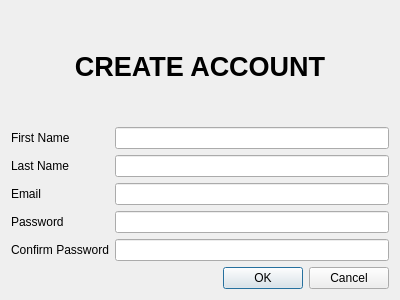
jacksodl23/cs-205-pet-adoption, file breadnbutter/gui/createaccount.ui: the form before one commit.
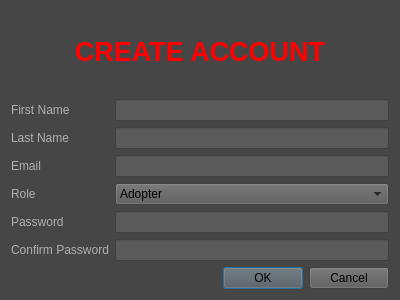
The form after the commit.

Commit message: Updated color scheme and worked on pet display

Diff of the .ui file:
```diff
--- a/breadnbutter/gui/createaccount.ui
+++ b/breadnbutter/gui/createaccount.ui
@@ -13,6 +13,9 @@
   <property name="windowTitle">
    <string>Dialog</string>
   </property>
+  <property name="styleSheet">
+   <string notr="true">background-color: rgb(70, 70, 70);</string>
+  </property>
   <layout class="QVBoxLayout" name="verticalLayout">
    <item>
     <widget class="QLabel" name="createLabel">
@@ -24,7 +27,7 @@
       </font>
      </property>
      <property name="text">
-      <string>CREATE ACCOUNT</string>
+      <string>&lt;b&gt;&lt;font color=red&gt;CREATE ACCOUNT&lt;font&gt;&lt;/b&gt;</string>
      </property>
      <property name="alignment">
       <set>Qt::AlignCenter</set>
@@ -35,58 +38,130 @@
     <layout class="QFormLayout" name="formLayout">
      <item row="0" column="0">
       <widget class="QLabel" name="firstNameLabel">
+       <property name="styleSheet">
+        <string notr="true">color: rgb(176, 175, 177);</string>
+       </property>
        <property name="text">
         <string>First Name</string>
        </property>
       </widget>
      </item>
      <item row="0" column="1">
-      <widget class="QLineEdit" name="firstNameField"/>
+      <widget class="QLineEdit" name="firstNameField">
+       <property name="styleSheet">
+        <string notr="true">background-color: rgb(90, 90, 90);</string>
+       </property>
+      </widget>
      </item>
      <item row="1" column="0">
       <widget class="QLabel" name="lastNameLabel">
+       <property name="styleSheet">
+        <string notr="true">color: rgb(176, 175, 177);</string>
+       </property>
        <property name="text">
         <string>Last Name</string>
        </property>
       </widget>
      </item>
      <item row="1" column="1">
-      <widget class="QLineEdit" name="lastNameField"/>
+      <widget class="QLineEdit" name="lastNameField">
+       <property name="styleSheet">
+        <string notr="true">background-color: rgb(90, 90, 90);</string>
+       </property>
+      </widget>
      </item>
      <item row="2" column="0">
       <widget class="QLabel" name="emailLabel">
+       <property name="styleSheet">
+        <string notr="true">color: rgb(176, 175, 177);</string>
+       </property>
        <property name="text">
         <string>Email</string>
        </property>
       </widget>
      </item>
      <item row="2" column="1">
-      <widget class="QLineEdit" name="emailField"/>
+      <widget class="QLineEdit" name="emailField">
+       <property name="styleSheet">
+        <string notr="true">background-color: rgb(90, 90, 90);</string>
+       </property>
+      </widget>
      </item>
      <item row="3" column="0">
-      <widget class="QLabel" name="passwordLabel">
+      <widget class="QLabel" name="emailLabel_2">
+       <property name="styleSheet">
+        <string notr="true">color: rgb(176, 175, 177);</string>
+       </property>
        <property name="text">
-        <string>Password</string>
+        <string>Role</string>
        </property>
       </widget>
      </item>
      <item row="3" column="1">
-      <widget class="QLineEdit" name="passwordField"/>
+      <widget class="QComboBox" name="roleBox">
+       <property name="styleSheet">
+        <string notr="true">background-color: rgb(90, 90, 90);
+color: rgb(0, 0, 0);</string>
+       </property>
+       <item>
+        <property name="text">
+         <string>Adopter</string>
+        </property>
+       </item>
+       <item>
+        <property name="text">
+         <string>Provider</string>
+        </property>
+       </item>
+      </widget>
      </item>
      <item row="4" column="0">
+      <widget class="QLabel" name="passwordLabel">
+       <property name="styleSheet">
+        <string notr="true">color: rgb(176, 175, 177);</string>
+       </property>
+       <property name="text">
+        <string>Password</string>
+       </property>
+      </widget>
+     </item>
+     <item row="4" column="1">
+      <widget class="QLineEdit" name="passwordField">
+       <property name="styleSheet">
+        <string notr="true">background-color: rgb(90, 90, 90);</string>
+       </property>
+       <property name="echoMode">
+        <enum>QLineEdit::Password</enum>
+       </property>
+      </widget>
+     </item>
+     <item row="5" column="0">
       <widget class="QLabel" name="passwordLabel_2">
+       <property name="styleSheet">
+        <string notr="true">color: rgb(176, 175, 177);</string>
+       </property>
        <property name="text">
         <string>Confirm Password</string>
        </property>
       </widget>
      </item>
-     <item row="4" column="1">
-      <widget class="QLineEdit" name="passwordField_2"/>
+     <item row="5" column="1">
+      <widget class="QLineEdit" name="passwordField_2">
+       <property name="styleSheet">
+        <string notr="true">background-color: rgb(90, 90, 90);</string>
+       </property>
+       <property name="echoMode">
+        <enum>QLineEdit::Password</enum>
+       </property>
+      </widget>
      </item>
     </layout>
    </item>
    <item>
     <widget class="QDialogButtonBox" name="createOkay">
+     <property name="styleSheet">
+      <string notr="true">background-color: rgb(90, 90, 90);</string>
+     </property>
      <property name="orientation">
       <enum>Qt::Horizontal</enum>
      </property>
```
The commit also changes 11 other files.
